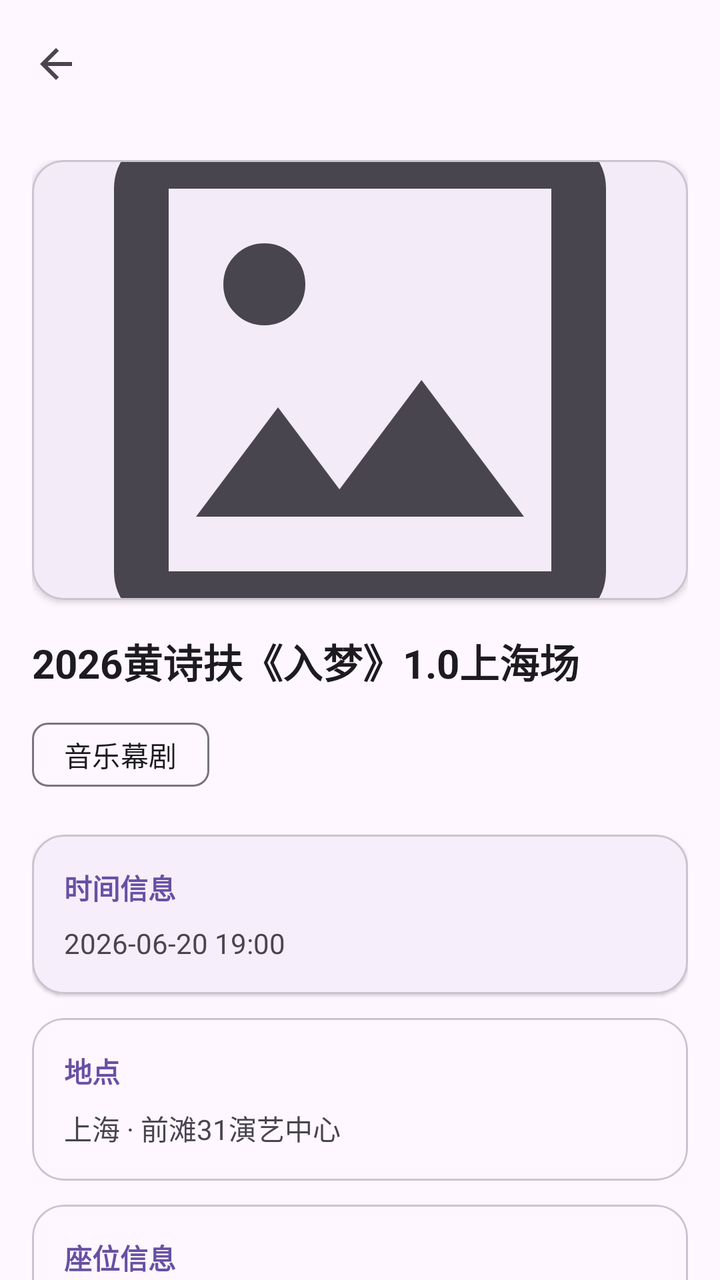
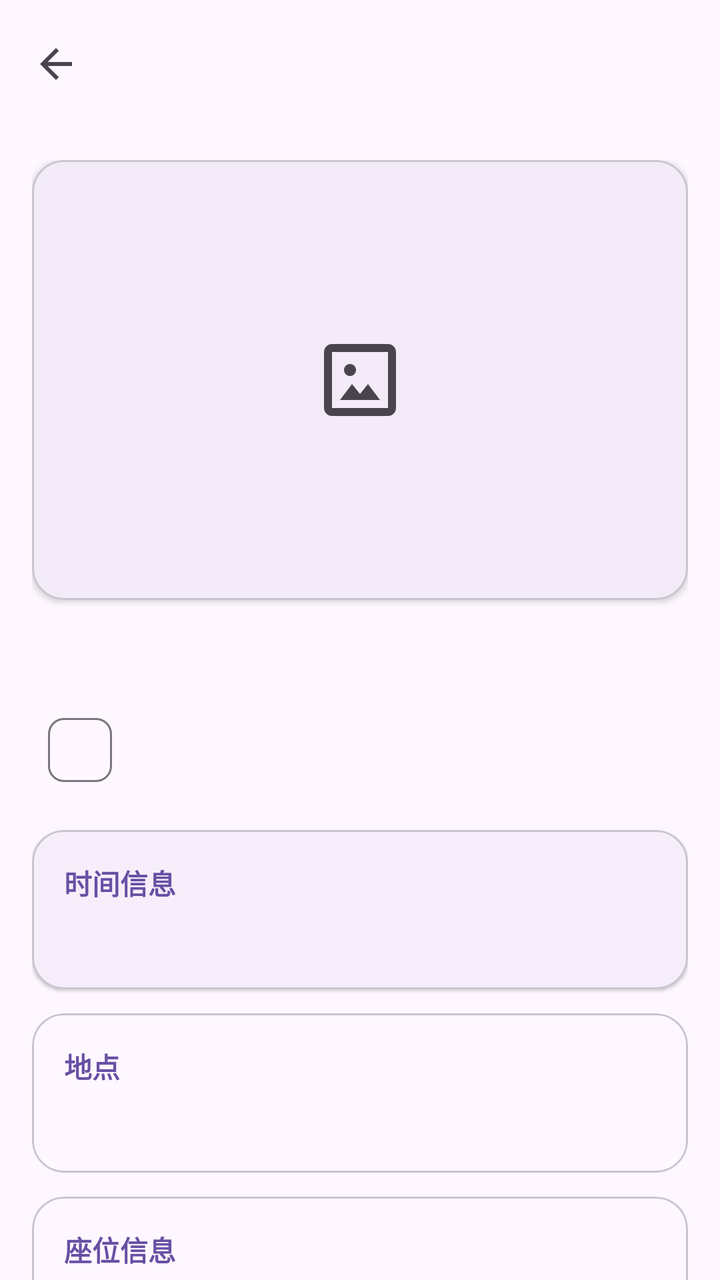

Compare the two renders of this Android layout. The source of the first and the diff that turns it into the second are given below.
<!-- AndroidManifest.xml: application theme Theme.RecordMyLive -->
<!-- res/layout/fragment_detail.xml -->
<?xml version="1.0" encoding="utf-8"?>
<androidx.coordinatorlayout.widget.CoordinatorLayout
    xmlns:android="http://schemas.android.com/apk/res/android"
    xmlns:app="http://schemas.android.com/apk/res-auto"
    android:layout_width="match_parent"
    android:layout_height="match_parent">

    
    <com.google.android.material.appbar.AppBarLayout
        android:layout_width="match_parent"
        android:layout_height="wrap_content">

        <com.google.android.material.appbar.MaterialToolbar
            android:id="@+id/toolbar"
            android:layout_width="match_parent"
            android:layout_height="?attr/actionBarSize"
            android:title="演出详情"
            app:navigationIcon="@drawable/baseline_arrow_back_24px"/>
    </com.google.android.material.appbar.AppBarLayout>


    
    <androidx.core.widget.NestedScrollView
        android:layout_width="match_parent"
        android:layout_height="match_parent"
        android:fillViewport="true"
        app:layout_behavior="@string/appbar_scrolling_view_behavior">

        <LinearLayout
            android:layout_width="match_parent"
            android:layout_height="wrap_content"
            android:orientation="vertical"
            android:padding="16dp">

            
            <com.google.android.material.card.MaterialCardView
                android:layout_width="match_parent"
                android:layout_height="220dp"
                android:layout_marginBottom="16dp"
                app:cardCornerRadius="16dp"
                app:cardElevation="2dp">

                <ImageView
                    android:id="@+id/imgCover"
                    android:layout_width="match_parent"
                    android:layout_height="match_parent"
                    android:scaleType="centerCrop"
                    android:src="@drawable/baseline_imagesmode_24px"/>
            </com.google.android.material.card.MaterialCardView>


            
            <com.google.android.material.textview.MaterialTextView
                android:id="@+id/tvName"
                android:layout_width="wrap_content"
                android:layout_height="wrap_content"
                android:text="2026黄诗扶《入梦》1.0上海场"
                android:textStyle="bold"
                android:textSize="20sp"
                android:textColor="?attr/colorOnSurface"/>


            
            <com.google.android.material.chip.Chip
                android:id="@+id/chipType"
                android:layout_width="wrap_content"
                android:layout_height="wrap_content"
                android:layout_marginTop="8dp"
                android:checkable="false"
                android:text="音乐幕剧"/>


            
            <com.google.android.material.card.MaterialCardView
                android:layout_width="match_parent"
                android:layout_height="wrap_content"
                android:layout_marginTop="16dp"
                app:cardCornerRadius="16dp"
                app:cardElevation="1dp">

                <LinearLayout
                    android:layout_width="match_parent"
                    android:layout_height="wrap_content"
                    android:orientation="vertical"
                    android:padding="16dp">

                    <com.google.android.material.textview.MaterialTextView
                        android:layout_width="wrap_content"
                        android:layout_height="wrap_content"
                        android:text="时间信息"
                        android:textStyle="bold"
                        android:textColor="?attr/colorPrimary"/>

                    <TextView
                        android:id="@+id/tvTime"
                        android:layout_width="wrap_content"
                        android:layout_height="wrap_content"
                        android:layout_marginTop="8dp"
                        android:text="2026-06-20 19:00"/>

                </LinearLayout>

            </com.google.android.material.card.MaterialCardView>


            
            <com.google.android.material.card.MaterialCardView
                android:layout_width="match_parent"
                android:layout_height="wrap_content"
                android:layout_marginTop="12dp"
                app:cardCornerRadius="16dp">

                <LinearLayout
                    android:layout_width="match_parent"
                    android:layout_height="wrap_content"
                    android:orientation="vertical"
                    android:padding="16dp">

                    <TextView
                        android:text="地点"
                        android:textStyle="bold"
                        android:textColor="?attr/colorPrimary"
                        android:layout_width="wrap_content"
                        android:layout_height="wrap_content"/>

                    <TextView
                        android:id="@+id/tvCityVenue"
                        android:layout_marginTop="8dp"
                        android:text="上海 · 前滩31演艺中心"
                        android:layout_width="wrap_content"
                        android:layout_height="wrap_content"/>

                </LinearLayout>

            </com.google.android.material.card.MaterialCardView>


            
            <com.google.android.material.card.MaterialCardView
                android:layout_width="match_parent"
                android:layout_height="wrap_content"
                android:layout_marginTop="12dp"
                app:cardCornerRadius="16dp">

                <LinearLayout
                    android:layout_width="match_parent"
                    android:layout_height="wrap_content"
                    android:orientation="vertical"
                    android:padding="16dp">

                    <TextView
                        android:text="座位信息"
                        android:textStyle="bold"
                        android:textColor="?attr/colorPrimary"
                        android:layout_width="wrap_content"
                        android:layout_height="wrap_content"/>

                    <TextView
                        android:id="@+id/tvSeat"
                        android:layout_marginTop="8dp"
                        android:text="A区 5排 18座"
                        android:layout_width="wrap_content"
                        android:layout_height="wrap_content"/>

                </LinearLayout>

            </com.google.android.material.card.MaterialCardView>


            
            <com.google.android.material.card.MaterialCardView
                android:layout_width="match_parent"
                android:layout_height="wrap_content"
                android:layout_marginTop="12dp"
                app:cardCornerRadius="16dp">

                <LinearLayout
                    android:layout_width="match_parent"
                    android:layout_height="wrap_content"
                    android:orientation="vertical"
                    android:padding="16dp">

                    <TextView
                        android:text="歌手"
                        android:textStyle="bold"
                        android:textColor="?attr/colorPrimary"
                        android:layout_width="wrap_content"
                        android:layout_height="wrap_content"/>

                    <com.google.android.material.chip.ChipGroup
                        android:id="@+id/chipArtists"
                        android:layout_width="match_parent"
                        android:layout_height="wrap_content"
                        android:layout_marginTop="8dp"
                        app:singleLine="false"/>

                </LinearLayout>

            </com.google.android.material.card.MaterialCardView>


            
            <com.google.android.material.card.MaterialCardView
                android:layout_width="match_parent"
                android:layout_height="wrap_content"
                android:layout_marginTop="12dp"
                app:cardCornerRadius="16dp">

                <LinearLayout
                    android:layout_width="match_parent"
                    android:layout_height="wrap_content"
                    android:orientation="vertical"
                    android:padding="16dp">

                    <TextView
                        android:text="歌单"
                        android:textStyle="bold"
                        android:textColor="?attr/colorPrimary"
                        android:layout_width="wrap_content"
                        android:layout_height="wrap_content"/>

                    <androidx.recyclerview.widget.RecyclerView
                        android:id="@+id/recyclerSongs"
                        android:layout_width="match_parent"
                        android:layout_height="wrap_content"
                        android:layout_marginTop="8dp"/>

                </LinearLayout>

            </com.google.android.material.card.MaterialCardView>


            
            <com.google.android.material.card.MaterialCardView
                android:layout_width="match_parent"
                android:layout_height="wrap_content"
                android:layout_marginTop="12dp"
                app:cardCornerRadius="16dp"
                android:layout_marginBottom="24dp">

                <LinearLayout
                    android:layout_width="match_parent"
                    android:layout_height="wrap_content"
                    android:orientation="vertical"
                    android:padding="16dp">

                    <TextView
                        android:text="备注"
                        android:textStyle="bold"
                        android:textColor="?attr/colorPrimary"
                        android:layout_width="wrap_content"
                        android:layout_height="wrap_content"/>

                    <TextView
                        android:id="@+id/tvNote"
                        android:layout_marginTop="8dp"
                        android:text="SD口在7号出口，记得结束后第一时间前往！"
                        android:layout_width="wrap_content"
                        android:layout_height="wrap_content"/>

                </LinearLayout>

            </com.google.android.material.card.MaterialCardView>


        </LinearLayout>

    </androidx.core.widget.NestedScrollView>

</androidx.coordinatorlayout.widget.CoordinatorLayout>
<!-- resources referenced by this layout -->
<resources>
  <!-- drawable baseline_arrow_back_24px (drawable) -->
  <vector xmlns:android="http://schemas.android.com/apk/res/android"
      android:width="24dp"
      android:height="24dp"
      android:viewportWidth="960"
      android:viewportHeight="960"
      android:tint="?attr/colorControlNormal"
      android:autoMirrored="true">
    <path
        android:fillColor="@android:color/white"
        android:pathData="M313,520L537,744L480,800L160,480L480,160L537,216L313,440L800,440L800,520L313,520Z"/>
  </vector>
  <!-- drawable baseline_imagesmode_24px (drawable) -->
  <vector xmlns:android="http://schemas.android.com/apk/res/android"
      android:width="24dp"
      android:height="24dp"
      android:viewportWidth="960"
      android:viewportHeight="960"
      android:tint="?attr/colorControlNormal">
    <path
        android:fillColor="@android:color/white"
        android:pathData="M200,840Q167,840 143.5,816.5Q120,793 120,760L120,200Q120,167 143.5,143.5Q167,120 200,120L760,120Q793,120 816.5,143.5Q840,167 840,200L840,760Q840,793 816.5,816.5Q793,840 760,840L200,840ZM200,760L760,760Q760,760 760,760Q760,760 760,760L760,200Q760,200 760,200Q760,200 760,200L200,200Q200,200 200,200Q200,200 200,200L200,760Q200,760 200,760Q200,760 200,760ZM240,680L720,680L570,480L450,640L360,520L240,680ZM200,760Q200,760 200,760Q200,760 200,760L200,200Q200,200 200,200Q200,200 200,200L200,200Q200,200 200,200Q200,200 200,200L200,760Q200,760 200,760Q200,760 200,760ZM382.5,382.5Q400,365 400,340Q400,315 382.5,297.5Q365,280 340,280Q315,280 297.5,297.5Q280,315 280,340Q280,365 297.5,382.5Q315,400 340,400Q365,400 382.5,382.5Z"/>
  </vector>
  <style name="Theme.RecordMyLive" parent="Base.Theme.RecordMyLive" />
  <style name="Base.Theme.RecordMyLive" parent="Theme.Material3.DayNight.NoActionBar">
          
          
      </style>
</resources>

<!-- the commit's change to res/layout/fragment_detail.xml (unified diff, before → after) -->
@@ -44,7 +44,7 @@
                     android:id="@+id/imgCover"
                     android:layout_width="match_parent"
                     android:layout_height="match_parent"
-                    android:scaleType="centerCrop"
+                    android:scaleType="centerInside"
                     android:src="@drawable/baseline_imagesmode_24px"/>
             </com.google.android.material.card.MaterialCardView>
 
@@ -54,7 +54,7 @@
                 android:id="@+id/tvName"
                 android:layout_width="wrap_content"
                 android:layout_height="wrap_content"
-                android:text="2026黄诗扶《入梦》1.0上海场"
+                android:text=""
                 android:textStyle="bold"
                 android:textSize="20sp"
                 android:textColor="?attr/colorOnSurface"/>
@@ -67,7 +67,7 @@
                 android:layout_height="wrap_content"
                 android:layout_marginTop="8dp"
                 android:checkable="false"
-                android:text="音乐幕剧"/>
+                android:text=""/>
 
 
             
@@ -96,7 +96,7 @@
                         android:layout_width="wrap_content"
                         android:layout_height="wrap_content"
                         android:layout_marginTop="8dp"
-                        android:text="2026-06-20 19:00"/>
+                        android:text=""/>
 
                 </LinearLayout>
 
@@ -126,7 +126,7 @@
                     <TextView
                         android:id="@+id/tvCityVenue"
                         android:layout_marginTop="8dp"
-                        android:text="上海 · 前滩31演艺中心"
+                        android:text=""
                         android:layout_width="wrap_content"
                         android:layout_height="wrap_content"/>
 
@@ -158,12 +158,41 @@
                     <TextView
                         android:id="@+id/tvSeat"
                         android:layout_marginTop="8dp"
-                        android:text="A区 5排 18座"
-                        android:layout_width="wrap_content"
-                        android:layout_height="wrap_content"/>
-
-                </LinearLayout>
-
+                        android:text=""
+                        android:layout_width="wrap_content"
+                        android:layout_height="wrap_content"/>
+
+                </LinearLayout>
+
+            </com.google.android.material.card.MaterialCardView>
+
+
+            
+            <com.google.android.material.card.MaterialCardView
+                android:layout_width="match_parent"
+                android:layout_height="wrap_content"
+                android:layout_marginTop="12dp"
+                app:cardCornerRadius="16dp">
+
+                <LinearLayout
+                    android:layout_width="match_parent"
+                    android:layout_height="wrap_content"
+                    android:orientation="vertical"
+                    android:padding="16dp">
+
+                    <TextView
+                        android:layout_width="wrap_content"
+                        android:layout_height="wrap_content"
+                        android:text="票价"
+                        android:textColor="?attr/colorPrimary"
+                        android:textStyle="bold" />
+
+                    <TextView
+                        android:id="@+id/tvTicketPrice"
+                        android:layout_width="match_parent"
+                        android:layout_height="wrap_content"
+                        android:layout_marginTop="8dp" />
+                </LinearLayout>
             </com.google.android.material.card.MaterialCardView>
 
 
@@ -212,12 +241,27 @@
                     android:orientation="vertical"
                     android:padding="16dp">
 
-                    <TextView
-                        android:text="歌单"
-                        android:textStyle="bold"
-                        android:textColor="?attr/colorPrimary"
-                        android:layout_width="wrap_content"
-                        android:layout_height="wrap_content"/>
+                    <LinearLayout
+                        android:layout_width="match_parent"
+                        android:layout_height="wrap_content"
+                        android:gravity="center_vertical"
+                        android:orientation="horizontal">
+
+                        <TextView
+                            android:layout_width="0dp"
+                            android:layout_height="wrap_content"
+                            android:layout_weight="1"
+                            android:text="歌单"
+                            android:textColor="?attr/colorPrimary"
+                            android:textStyle="bold" />
+
+                        <TextView
+                            android:id="@+id/tvSongCount"
+                            android:layout_width="wrap_content"
+                            android:layout_height="wrap_content"
+                            android:textColor="?attr/colorOnSurfaceVariant"
+                            android:textSize="13sp" />
+                    </LinearLayout>
 
                     <androidx.recyclerview.widget.RecyclerView
                         android:id="@+id/recyclerSongs"
@@ -225,6 +269,16 @@
                         android:layout_height="wrap_content"
                         android:layout_marginTop="8dp"/>
 
+                    <TextView
+                        android:id="@+id/tvSongsEmpty"
+                        android:layout_width="match_parent"
+                        android:layout_height="wrap_content"
+                        android:gravity="center"
+                        android:paddingVertical="20dp"
+                        android:text="还没有添加歌曲"
+                        android:textColor="?attr/colorOnSurfaceVariant"
+                        android:visibility="gone" />
+
                 </LinearLayout>
 
             </com.google.android.material.card.MaterialCardView>
@@ -254,7 +308,7 @@
                     <TextView
                         android:id="@+id/tvNote"
                         android:layout_marginTop="8dp"
-                        android:text="SD口在7号出口，记得结束后第一时间前往！"
+                        android:text=""
                         android:layout_width="wrap_content"
                         android:layout_height="wrap_content"/>
 
<!-- resource entries referenced after the edit -->
@@ -14,14 +14,14 @@
   </vector>
   <!-- drawable baseline_imagesmode_24px (drawable) -->
   <vector xmlns:android="http://schemas.android.com/apk/res/android"
-      android:width="24dp"
-      android:height="24dp"
-      android:viewportWidth="960"
-      android:viewportHeight="960"
-      android:tint="?attr/colorControlNormal">
-    <path
-        android:fillColor="@android:color/white"
-        android:pathData="M200,840Q167,840 143.5,816.5Q120,793 120,760L120,200Q120,167 143.5,143.5Q167,120 200,120L760,120Q793,120 816.5,143.5Q840,167 840,200L840,760Q840,793 816.5,816.5Q793,840 760,840L200,840ZM200,760L760,760Q760,760 760,760Q760,760 760,760L760,200Q760,200 760,200Q760,200 760,200L200,200Q200,200 200,200Q200,200 200,200L200,760Q200,760 200,760Q200,760 200,760ZM240,680L720,680L570,480L450,640L360,520L240,680ZM200,760Q200,760 200,760Q200,760 200,760L200,200Q200,200 200,200Q200,200 200,200L200,200Q200,200 200,200Q200,200 200,200L200,760Q200,760 200,760Q200,760 200,760ZM382.5,382.5Q400,365 400,340Q400,315 382.5,297.5Q365,280 340,280Q315,280 297.5,297.5Q280,315 280,340Q280,365 297.5,382.5Q315,400 340,400Q365,400 382.5,382.5Z"/>
+      android:width="48dp"
+      android:height="48dp"
+      android:viewportWidth="24"
+      android:viewportHeight="24"
+      android:tint="?attr/colorOnSurfaceVariant">
+      <path
+          android:fillColor="@android:color/white"
+          android:pathData="M21,19V5c0,-1.1 -0.9,-2 -2,-2H5C3.9,3 3,3.9 3,5v14c0,1.1 0.9,2 2,2h14c1.1,0 2,-0.9 2,-2zM5,5h14v14H5V5zM7,17h10l-3,-4 -2,2.5L10,13l-3,4zM11,9.5c0,0.83 -0.67,1.5 -1.5,1.5S8,10.33 8,9.5 8.67,8 9.5,8 11,8.67 11,9.5z" />
   </vector>
   <style name="Theme.RecordMyLive" parent="Base.Theme.RecordMyLive" />
   <style name="Base.Theme.RecordMyLive" parent="Theme.Material3.DayNight.NoActionBar">
